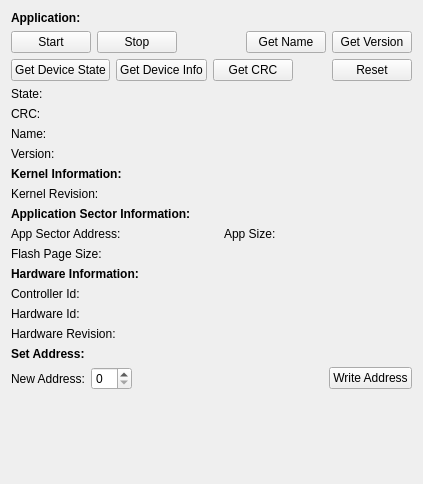
Above: pc/TinyBusLoader/ui/deviceInformationWidget.ui from ChristianMarty/TinyBus before the change. Below: the same form after it.
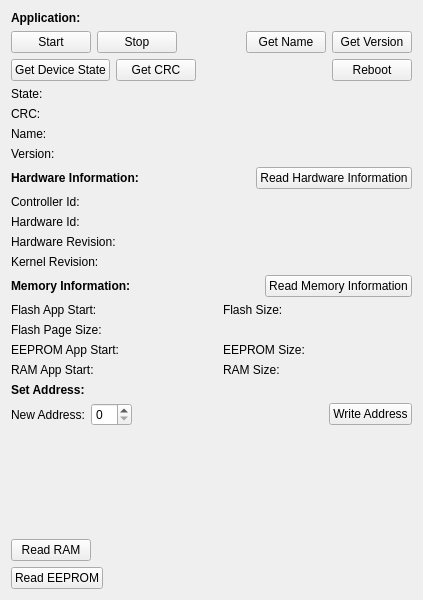
That is the form after the change.

Commit message: Add read / write EEPROM and read RAM feature.

```diff
--- a/pc/TinyBusLoader/ui/deviceInformationWidget.ui
+++ b/pc/TinyBusLoader/ui/deviceInformationWidget.ui
@@ -7,7 +7,7 @@
     <x>0</x>
     <y>0</y>
     <width>423</width>
-    <height>484</height>
+    <height>600</height>
    </rect>
   </property>
   <property name="windowTitle">
@@ -80,13 +80,6 @@
        </property>
       </widget>
      </item>
-     <item>
-      <widget class="QPushButton" name="pushButton_getDeviceInfo">
-       <property name="text">
-        <string>Get Device Info</string>
-       </property>
-      </widget>
-     </item>
      <item>
       <widget class="QPushButton" name="pushButton_getCrc">
        <property name="text">
@@ -108,9 +101,9 @@
       </spacer>
      </item>
      <item>
-      <widget class="QPushButton" name="pushButton_reset">
+      <widget class="QPushButton" name="pushButton_reboot">
        <property name="text">
-        <string>Reset</string>
+        <string>Reboot</string>
        </property>
       </widget>
      </item>
@@ -177,27 +170,93 @@
     </layout>
    </item>
    <item>
-    <widget class="QLabel" name="label_15">
-     <property name="font">
-      <font>
-       <bold>true</bold>
-      </font>
-     </property>
-     <property name="text">
-      <string>Kernel Information:</string>
-     </property>
-    </widget>
+    <layout class="QHBoxLayout" name="horizontalLayout_8">
+     <item>
+      <widget class="QLabel" name="label_14">
+       <property name="font">
+        <font>
+         <bold>true</bold>
+        </font>
+       </property>
+       <property name="text">
+        <string>Hardware Information:</string>
+       </property>
+      </widget>
+     </item>
+     <item>
+      <spacer name="horizontalSpacer_7">
+       <property name="orientation">
+        <enum>Qt::Horizontal</enum>
+       </property>
+       <property name="sizeHint" stdset="0">
+        <size>
+         <width>40</width>
+         <height>20</height>
+        </size>
+       </property>
+      </spacer>
+     </item>
+     <item>
+      <widget class="QPushButton" name="pushButton_readHardwareInformation">
+       <property name="text">
+        <string>Read Hardware Information</string>
+       </property>
+      </widget>
+     </item>
+    </layout>
    </item>
    <item>
-    <layout class="QGridLayout" name="gridLayout_2">
+    <layout class="QGridLayout" name="gridLayout_4">
+     <item row="1" column="0">
+      <widget class="QLabel" name="label_11">
+       <property name="text">
+        <string>Hardware Id:</string>
+       </property>
+      </widget>
+     </item>
+     <item row="2" column="0">
+      <widget class="QLabel" name="label_17">
+       <property name="text">
+        <string>Hardware Revision:</string>
+       </property>
+      </widget>
+     </item>
+     <item row="1" column="1">
+      <widget class="QLabel" name="label_hardwareId">
+       <property name="text">
+        <string/>
+       </property>
+      </widget>
+     </item>
+     <item row="0" column="1">
+      <widget class="QLabel" name="label_controllerId">
+       <property name="text">
+        <string/>
+       </property>
+      </widget>
+     </item>
+     <item row="2" column="1">
+      <widget class="QLabel" name="label_hardwareRevision">
+       <property name="text">
+        <string/>
+       </property>
+      </widget>
+     </item>
      <item row="0" column="0">
+      <widget class="QLabel" name="label_2">
+       <property name="text">
+        <string>Controller Id:</string>
+       </property>
+      </widget>
+     </item>
+     <item row="3" column="0">
       <widget class="QLabel" name="label_16">
        <property name="text">
         <string>Kernel Revision:</string>
        </property>
       </widget>
      </item>
-     <item row="0" column="1">
+     <item row="3" column="1">
       <widget class="QLabel" name="label_kernelRevision">
        <property name="text">
         <string/>
@@ -207,37 +266,61 @@
     </layout>
    </item>
    <item>
-    <widget class="QLabel" name="label_5">
-     <property name="font">
-      <font>
-       <bold>true</bold>
-      </font>
-     </property>
-     <property name="text">
-      <string>Application Sector Information:</string>
-     </property>
-    </widget>
+    <layout class="QHBoxLayout" name="horizontalLayout_7">
+     <item>
+      <widget class="QLabel" name="label_5">
+       <property name="font">
+        <font>
+         <bold>true</bold>
+        </font>
+       </property>
+       <property name="text">
+        <string>Memory Information:</string>
+       </property>
+      </widget>
+     </item>
+     <item>
+      <spacer name="horizontalSpacer_6">
+       <property name="orientation">
+        <enum>Qt::Horizontal</enum>
+       </property>
+       <property name="sizeHint" stdset="0">
+        <size>
+         <width>40</width>
+         <height>20</height>
+        </size>
+       </property>
+      </spacer>
+     </item>
+     <item>
+      <widget class="QPushButton" name="pushButton_readMemoryInformation">
+       <property name="text">
+        <string>Read Memory Information</string>
+       </property>
+      </widget>
+     </item>
+    </layout>
    </item>
    <item>
     <layout class="QGridLayout" name="gridLayout">
-     <item row="0" column="1">
-      <widget class="QLabel" name="label_appStartAddress">
+     <item row="0" column="2">
+      <widget class="QLabel" name="label_10">
        <property name="text">
-        <string/>
-       </property>
-      </widget>
-     </item>
-     <item row="1" column="1">
-      <widget class="QLabel" name="label_flashPageSize">
-       <property name="text">
-        <string/>
+        <string>Flash Size:</string>
        </property>
       </widget>
      </item>
      <item row="0" column="0">
       <widget class="QLabel" name="label">
        <property name="text">
-        <string>App Sector Address:</string>
+        <string>Flash App Start:</string>
+       </property>
+      </widget>
+     </item>
+     <item row="0" column="3">
+      <widget class="QLabel" name="label_flashSize">
+       <property name="text">
+        <string/>
        </property>
       </widget>
      </item>
@@ -248,73 +331,71 @@
        </property>
       </widget>
      </item>
-     <item row="0" column="3">
-      <widget class="QLabel" name="label_appSize">
+     <item row="2" column="3">
+      <widget class="QLabel" name="label_eepromSize">
        <property name="text">
         <string/>
        </property>
       </widget>
      </item>
-     <item row="0" column="2">
-      <widget class="QLabel" name="label_10">
+     <item row="0" column="1">
+      <widget class="QLabel" name="label_flashAppStart">
        <property name="text">
-        <string>App Size:</string>
+        <string/>
        </property>
       </widget>
      </item>
-    </layout>
-   </item>
-   <item>
-    <widget class="QLabel" name="label_14">
-     <property name="font">
-      <font>
-       <bold>true</bold>
-      </font>
-     </property>
-     <property name="text">
-      <string>Hardware Information:</string>
-     </property>
-    </widget>
-   </item>
-   <item>
-    <layout class="QGridLayout" name="gridLayout_4">
      <item row="1" column="1">
-      <widget class="QLabel" name="label_hardwareId">
+      <widget class="QLabel" name="label_flashPageSize">
        <property name="text">
         <string/>
        </property>
       </widget>
      </item>
-     <item row="2" column="1">
-      <widget class="QLabel" name="label_hardwareRevision">
+     <item row="2" column="2">
+      <widget class="QLabel" name="label_19">
        <property name="text">
+        <string>EEPROM Size:</string>
+       </property>
+      </widget>
+     </item>
+     <item row="3" column="0">
+      <widget class="QLabel" name="label_20">
+       <property name="text">
+        <string>RAM App Start:</string>
+       </property>
+      </widget>
+     </item>
+     <item row="3" column="1">
+      <widget class="QLabel" name="label_ramAppStart">
+       <property name="text">
         <string/>
        </property>
       </widget>
      </item>
-     <item row="1" column="0">
-      <widget class="QLabel" name="label_11">
+     <item row="3" column="2">
+      <widget class="QLabel" name="label_18">
        <property name="text">
-        <string>Hardware Id:</string>
+        <string>RAM Size:</string>
        </property>
       </widget>
      </item>
-     <item row="0" column="0">
-      <widget class="QLabel" name="label_2">
+     <item row="3" column="3">
+      <widget class="QLabel" name="label_ramSize">
        <property name="text">
-        <string>Controller Id:</string>
+        <string/>
        </property>
       </widget>
      </item>
      <item row="2" column="0">
-      <widget class="QLabel" name="label_17">
+      <widget class="QLabel" name="label_21">
        <property name="text">
-        <string>Hardware Revision:</string>
+        <string>EEPROM App Start:</string>
        </property>
       </widget>
      </item>
-     <item row="0" column="1">
-      <widget class="QLabel" name="label_controllerId">
+     <item row="2" column="1">
+      <widget class="QLabel" name="label_eepromAppStart">
        <property name="text">
         <string/>
        </property>
@@ -385,6 +466,54 @@
      </property>
     </spacer>
    </item>
+   <item>
+    <layout class="QHBoxLayout" name="horizontalLayout_4">
+     <item>
+      <widget class="QPushButton" name="pushButton_readRam">
+       <property name="text">
+        <string>Read RAM</string>
+       </property>
+      </widget>
+     </item>
+     <item>
+      <spacer name="horizontalSpacer_4">
+       <property name="orientation">
+        <enum>Qt::Horizontal</enum>
+       </property>
+       <property name="sizeHint" stdset="0">
+        <size>
+         <width>40</width>
+         <height>20</height>
+        </size>
+       </property>
+      </spacer>
+     </item>
+    </layout>
+   </item>
+   <item>
+    <layout class="QHBoxLayout" name="horizontalLayout_5">
+     <item>
+      <widget class="QPushButton" name="pushButton_readEeprom">
+       <property name="text">
+        <string>Read EEPROM</string>
+       </property>
+      </widget>
+     </item>
+     <item>
+      <spacer name="horizontalSpacer_5">
+       <property name="orientation">
+        <enum>Qt::Horizontal</enum>
+       </property>
+       <property name="sizeHint" stdset="0">
+        <size>
+         <width>40</width>
+         <height>20</height>
+        </size>
+       </property>
+      </spacer>
+     </item>
+    </layout>
+   </item>
   </layout>
  </widget>
  <resources/>
```
The commit also changes 35 other files.
